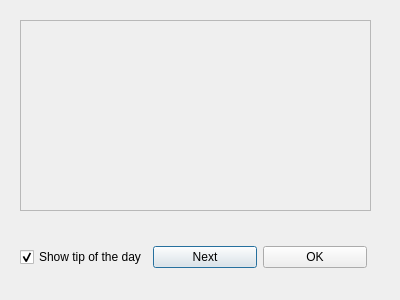
Old version of the form src/gui/tipoftheday.ui in the repository madnight/chessx.
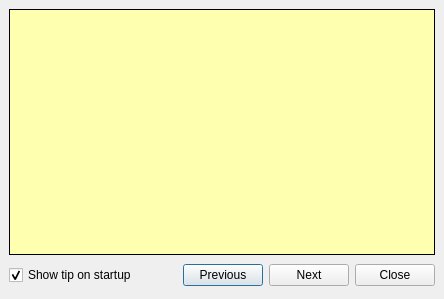
New version of the form.

Commit message: Improve usability of Tip of the day dialog. Change tips format to more flexible. Clean the code. Slightly improve perceived startup time.

The edit to the form file:
```diff
--- a/src/gui/tipoftheday.ui
+++ b/src/gui/tipoftheday.ui
@@ -8,8 +8,8 @@
    <rect>
     <x>0</x>
     <y>0</y>
-    <width>400</width>
-    <height>300</height>
+    <width>444</width>
+    <height>299</height>
    </rect>
   </property>
   <property name="windowTitle" >
@@ -18,15 +18,14 @@
   <property name="modal" >
    <bool>false</bool>
   </property>
-  <widget class="QWidget" name="layoutWidget" >
-   <property name="geometry" >
-    <rect>
-     <x>20</x>
-     <y>240</y>
-     <width>347</width>
-     <height>34</height>
-    </rect>
+  <layout class="QGridLayout" >
+   <property name="margin" >
+    <number>9</number>
    </property>
+   <property name="spacing" >
+    <number>6</number>
+   </property>
+   <item row="1" column="0" >
    <layout class="QHBoxLayout" >
     <property name="margin" >
      <number>0</number>
@@ -35,9 +34,9 @@
      <number>6</number>
     </property>
     <item>
-     <widget class="QCheckBox" name="showTipOfDayCheckBox" >
+      <widget class="QCheckBox" name="startupCheck" >
       <property name="text" >
-       <string>Show tip of the day</string>
+        <string>Show tip on startup</string>
       </property>
       <property name="checked" >
        <bool>true</bool>
@@ -45,63 +44,172 @@
      </widget>
     </item>
     <item>
-     <widget class="QPushButton" name="nextTipButton" >
+      <spacer>
+       <property name="orientation" >
+        <enum>Qt::Horizontal</enum>
+       </property>
+       <property name="sizeHint" >
+        <size>
+         <width>37</width>
+         <height>29</height>
+        </size>
+       </property>
+      </spacer>
+     </item>
+     <item>
+      <widget class="QPushButton" name="previousButton" >
+       <property name="text" >
+        <string>Previous</string>
+       </property>
+      </widget>
+     </item>
+     <item>
+      <widget class="QPushButton" name="nextButton" >
       <property name="text" >
        <string>Next</string>
       </property>
      </widget>
     </item>
     <item>
-     <widget class="QPushButton" name="okButton" >
+      <widget class="QPushButton" name="closeButton" >
       <property name="text" >
-       <string>OK</string>
+        <string>Close</string>
       </property>
      </widget>
     </item>
    </layout>
-  </widget>
+   </item>
+   <item row="0" column="0" >
   <widget class="QLabel" name="tipBrowser" >
-   <property name="geometry" >
-    <rect>
-     <x>20</x>
-     <y>20</y>
-     <width>351</width>
-     <height>191</height>
-    </rect>
-   </property>
-   <property name="font" >
-    <font>
-     <pointsize>14</pointsize>
-    </font>
+     <property name="sizePolicy" >
+      <sizepolicy>
+       <hsizetype>5</hsizetype>
+       <vsizetype>5</vsizetype>
+       <horstretch>1</horstretch>
+       <verstretch>1</verstretch>
+      </sizepolicy>
+     </property>
+     <property name="palette" >
+      <palette>
+       <active>
+        <colorrole role="Text" >
+         <brush brushstyle="SolidPattern" >
+          <color alpha="255" >
+           <red>0</red>
+           <green>0</green>
+           <blue>0</blue>
+          </color>
+         </brush>
+        </colorrole>
+        <colorrole role="Base" >
+         <brush brushstyle="SolidPattern" >
+          <color alpha="255" >
+           <red>255</red>
+           <green>255</green>
+           <blue>255</blue>
+          </color>
+         </brush>
+        </colorrole>
+        <colorrole role="Window" >
+         <brush brushstyle="SolidPattern" >
+          <color alpha="255" >
+           <red>255</red>
+           <green>255</green>
+           <blue>176</blue>
+          </color>
+         </brush>
+        </colorrole>
+       </active>
+       <inactive>
+        <colorrole role="Text" >
+         <brush brushstyle="SolidPattern" >
+          <color alpha="255" >
+           <red>0</red>
+           <green>0</green>
+           <blue>0</blue>
+          </color>
+         </brush>
+        </colorrole>
+        <colorrole role="Base" >
+         <brush brushstyle="SolidPattern" >
+          <color alpha="255" >
+           <red>255</red>
+           <green>255</green>
+           <blue>255</blue>
+          </color>
+         </brush>
+        </colorrole>
+        <colorrole role="Window" >
+         <brush brushstyle="SolidPattern" >
+          <color alpha="255" >
+           <red>255</red>
+           <green>255</green>
+           <blue>176</blue>
+          </color>
+         </brush>
+        </colorrole>
+       </inactive>
+       <disabled>
+        <colorrole role="Text" >
+         <brush brushstyle="SolidPattern" >
+          <color alpha="255" >
+           <red>119</red>
+           <green>119</green>
+           <blue>119</blue>
+          </color>
+         </brush>
+        </colorrole>
+        <colorrole role="Base" >
+         <brush brushstyle="SolidPattern" >
+          <color alpha="255" >
+           <red>255</red>
+           <green>255</green>
+           <blue>176</blue>
+          </color>
+         </brush>
+        </colorrole>
+        <colorrole role="Window" >
+         <brush brushstyle="SolidPattern" >
+          <color alpha="255" >
+           <red>255</red>
+           <green>255</green>
+           <blue>176</blue>
+          </color>
+         </brush>
+        </colorrole>
+       </disabled>
+      </palette>
    </property>
    <property name="autoFillBackground" >
     <bool>true</bool>
    </property>
    <property name="frameShape" >
-    <enum>QFrame::StyledPanel</enum>
+      <enum>QFrame::Box</enum>
    </property>
    <property name="frameShadow" >
-    <enum>QFrame::Sunken</enum>
+      <enum>QFrame::Plain</enum>
    </property>
    <property name="lineWidth" >
     <number>1</number>
    </property>
-   <property name="midLineWidth" >
-    <number>0</number>
-   </property>
-   <property name="text" >
-    <string/>
-   </property>
    <property name="textFormat" >
     <enum>Qt::RichText</enum>
    </property>
    <property name="alignment" >
-    <set>Qt::AlignCenter</set>
+      <set>Qt::AlignLeading|Qt::AlignLeft|Qt::AlignTop</set>
    </property>
    <property name="wordWrap" >
     <bool>true</bool>
    </property>
-  </widget>
+     <property name="margin" >
+      <number>20</number>
+     </property>
+     <property name="openExternalLinks" >
+      <bool>true</bool>
+     </property>
+    </widget>
+   </item>
+  </layout>
  </widget>
  <tabstops>
   <tabstop>okButton</tabstop>
```
Left out of the diff: 8 changed lines with no effect on the pictures. Lines whose indentation alone changed are shown as unchanged. The commit also changes 10 other files.
